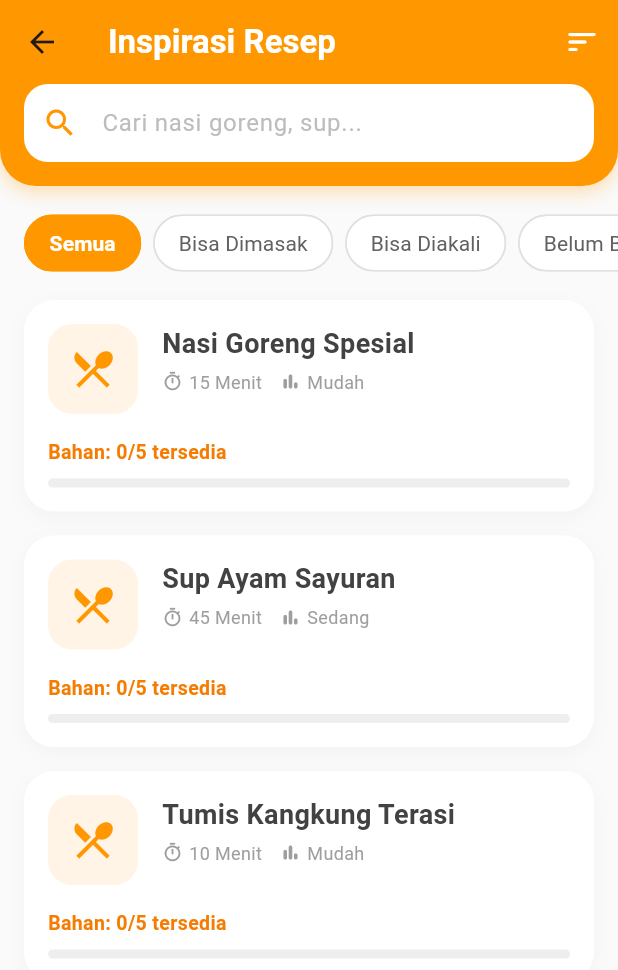
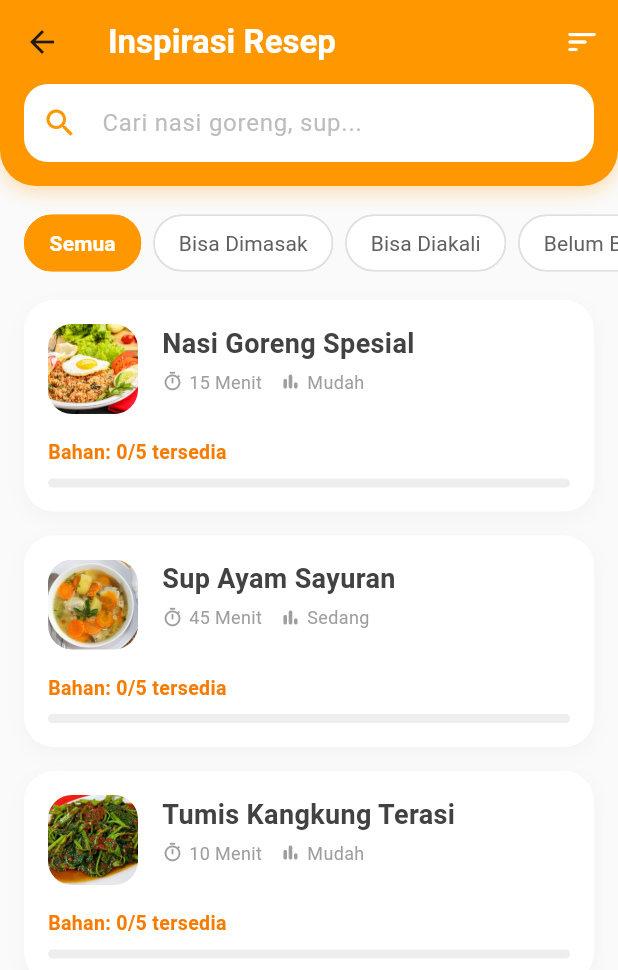
Before and after one commit to Mycticount-X/Pantryon-Mobile, a Flutter app: the RecipeScreen screen opened directly, on a phone screen of 412 x 824 dp. Shown: the top 970 px of the screen. Run offline on Flutter 3.47's test engine with Material 3 defaults, Android fonts, the phone set to English and light mode, and no system bars; our stand-ins replace flutter_dotenv, supabase_flutter; missing offline and left inert: mobile_scanner; accounts and stored records are empty.

Commit message:
add: Image for Recipe

```diff
--- a/lib/screens/recipe.dart
+++ b/lib/screens/recipe.dart
@@ -7,6 +7,7 @@ class Recipe {
   final String title;
   final String duration;
   final String difficulty;
+  final String imagePath;
   final List<String> ingredients;
   final List<String> steps;
 
@@ -14,6 +15,7 @@ class Recipe {
     required this.title,
     required this.duration,
     required this.difficulty,
+    required this.imagePath,
     required this.ingredients,
     required this.steps,
   });
@@ -38,7 +40,8 @@ class _RecipeScreenState extends State<RecipeScreen> {
       title: 'Nasi Goreng Spesial',
       duration: '15 Menit',
       difficulty: 'Mudah',
-      ingredients: ['Nasi', 'Telur', 'Bawang Merah', 'Bawang Putih', 'Kecap'],
+      imagePath: 'assets/images/nasi_goreng.jpg',
+      ingredients: ['Beras', 'Telur', 'Bawang Merah', 'Bawang Putih', 'Kecap'],
       steps: [
         'Iris bawang merah dan bawang putih.',
         'Tumis bumbu hingga harum, masukkan telur dan orak-arik.',
@@ -49,6 +52,7 @@ class _RecipeScreenState extends State<RecipeScreen> {
       title: 'Sup Ayam Sayuran',
       duration: '45 Menit',
       difficulty: 'Sedang',
+      imagePath: 'assets/images/sup_ayam_sayur.jpeg',
       ingredients: ['Ayam', 'Wortel', 'Kentang', 'Bawang Putih', 'Daun Bawang'],
       steps: [
         'Rebus ayam hingga empuk, potong dadu.',
@@ -60,6 +64,7 @@ class _RecipeScreenState extends State<RecipeScreen> {
       title: 'Tumis Kangkung Terasi',
       duration: '10 Menit',
       difficulty: 'Mudah',
+      imagePath: 'assets/images/tumis_kangkung_terasi.jpg',
       ingredients: ['Kangkung', 'Bawang Merah', 'Bawang Putih', 'Cabai', 'Terasi'],
       steps: [
         'Petik daun kangkung dan cuci bersih.',
@@ -202,14 +207,22 @@ class _RecipeScreenState extends State<RecipeScreen> {
                 Row(
                   crossAxisAlignment: CrossAxisAlignment.start,
                   children: [
-                    Container(
-                      width: 60,
-                      height: 60,
-                      decoration: BoxDecoration(
-                        color: kPrimaryColor.withOpacity(0.1),
-                        borderRadius: BorderRadius.circular(16),
+                    ClipRRect(
+                      borderRadius: BorderRadius.circular(16),
+                      child: Image.asset(
+                        recipe.imagePath,
+                        width: 60,
+                        height: 60,
+                        fit: BoxFit.cover,
+                        errorBuilder: (context, error, stackTrace) {
+                          return Container(
+                            width: 60,
+                            height: 60,
+                            color: kPrimaryColor.withOpacity(0.1),
+                            child: Icon(Icons.image_not_supported_outlined, color: kPrimaryColor),
+                          );
+                        },
                       ),
-                      child: Icon(Icons.restaurant_menu, color: kPrimaryColor, size: 32),
                     ),
                     const SizedBox(width: 16),
                     Expanded(
--- a/pubspec.yaml
+++ b/pubspec.yaml
@@ -64,6 +64,7 @@ flutter:
   uses-material-design: true
 
   assets:
+    - assets/images/
     - .env
 
   # To add assets to your application, add an assets section, like this:
```
Also changed, not shown: assets/images/nasi_goreng.jpg (added), assets/images/sup_ayam_sayur.jpeg (added), assets/images/tumis_kangkung_terasi.jpg (added), pubspec.lock.
